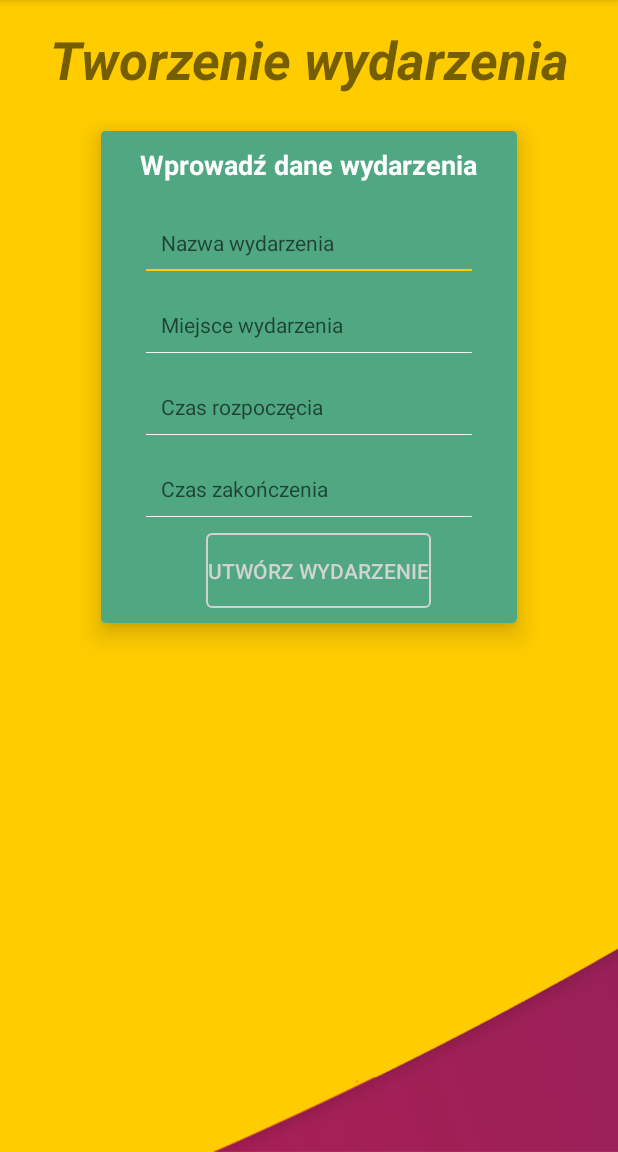
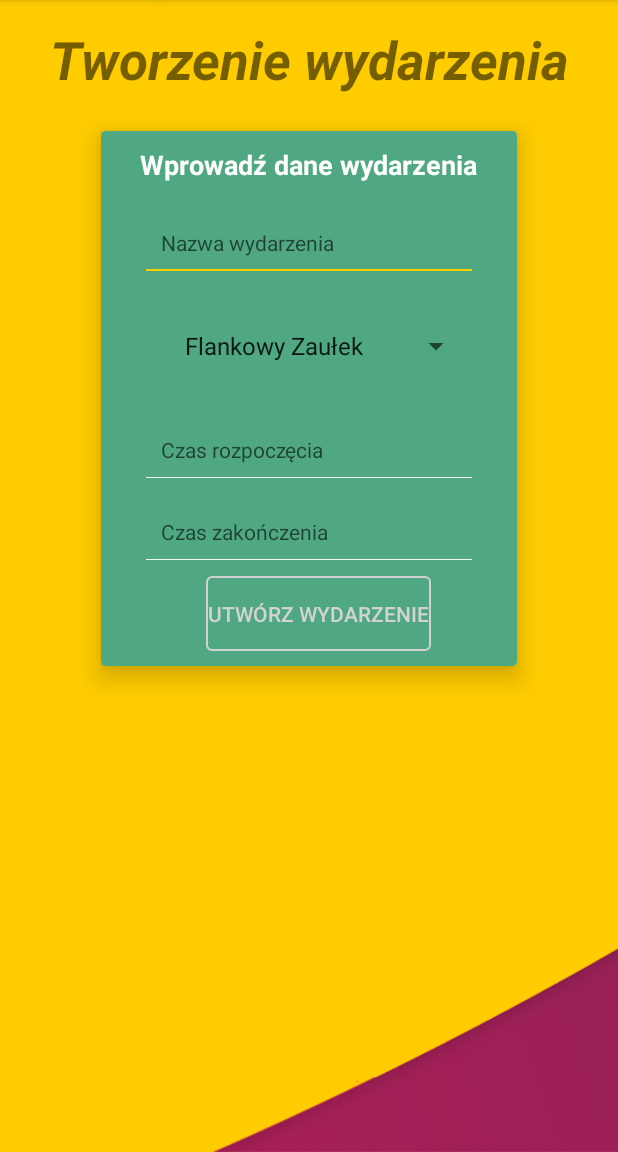
Before and after one commit to wavelus/miasteczko, an Android app: the CreateEventActivity screen opened directly, with no data from a screen before it, on a phone screen of 412 x 824 dp, the part 84-1236 px from its top. Run offline under Robolectric (Android 15) with nearby library versions, the phone set to English and light mode, and no system bars; our stand-ins replace Firebase (no records; nobody signed in at launch, a user with empty details on screens opened directly).

Commit message:
lots of amendments

```diff
--- a/app/build.gradle
+++ b/app/build.gradle
@@ -26,6 +26,10 @@ android {
         testInstrumentationRunner "android.support.test.runner.AndroidJUnitRunner"
     }
     buildTypes {
+        debug {
+            minifyEnabled false
+            proguardFiles getDefaultProguardFile('proguard-android.txt'), 'proguard-rules.pro'
+        }
         release {
             minifyEnabled false
             proguardFiles getDefaultProguardFile('proguard-android.txt'), 'proguard-rules.pro'
--- a/app/src/main/java/com/wavelus/miasteczko/activities/CreateEventActivity.kt
+++ b/app/src/main/java/com/wavelus/miasteczko/activities/CreateEventActivity.kt
@@ -1,17 +1,29 @@
 package com.wavelus.miasteczko.activities
 
+import android.app.Activity
 import android.content.Intent
 import android.support.v7.app.AppCompatActivity
 import android.os.Bundle
 import android.text.TextUtils
+import android.util.Log
 import android.view.View
+import android.widget.AdapterView
+import android.widget.ArrayAdapter
 import android.widget.Toast
 import com.google.android.gms.tasks.Task
 import com.google.firebase.auth.FirebaseAuth
+import com.google.firebase.database.DataSnapshot
+import com.google.firebase.database.DatabaseError
 import com.google.firebase.database.FirebaseDatabase
+import com.google.firebase.database.ValueEventListener
 import com.wavelus.miasteczko.EventStatus
 import com.wavelus.miasteczko.R
+import com.wavelus.miasteczko.R.id.snap
 import kotlinx.android.synthetic.main.activity_create_event.*
+import android.widget.Spinner
+import com.wavelus.miasteczko.models.MyTable
+import kotlinx.android.synthetic.main.fragment_all_events.*
+
 
 /**
  *  Klasa odpowiedzialna za dodawania wydarzeń do bazy.
@@ -23,7 +35,10 @@ class CreateEventActivity : AppCompatActivity() {
     /** Referencja do bazy danych*/
     var mDatabase: FirebaseDatabase? = null
 
+    var eventPlaces = arrayOf("Flankowy Zaułek","Piwna Siedziba")
 
+    var eventPlace = "Place"
+    lateinit var spinner: Spinner
 
     override fun onCreate(savedInstanceState: Bundle?) {
         super.onCreate(savedInstanceState)
@@ -32,12 +47,28 @@ class CreateEventActivity : AppCompatActivity() {
         mAuth = FirebaseAuth.getInstance()
         mDatabase = FirebaseDatabase.getInstance()
 
+        spinner = eventPlaceSpinner
+
+        spinner.adapter = ArrayAdapter<String>(this,android.R.layout.simple_list_item_1, eventPlaces)
+        spinner.onItemSelectedListener = object : AdapterView.OnItemSelectedListener{
+            override fun onNothingSelected(parent: AdapterView<*>?) {
+                eventPlace = "miasteczko"
+            }
+
+            override fun onItemSelected(parent: AdapterView<*>?, view: View?, position: Int, id: Long) {
+                eventPlace = MyTable.getTableId(position)
+//                eventPlace = getTableId(position)
+            }
+
+        }
 
         createEventBtn.setOnClickListener {
             /** ProgressBar w celu uniknięcie utworzenia dwóch takich samych wydarzeń w tym samym czasie*/
             createEventProgressBarId.visibility= View.VISIBLE
+
+
             var eventName = eventNameEt.text.toString().trim()
-            var eventPlace = eventPlaceEt.text.toString().trim()
+//            var eventPlace = eventPlaceEt.text.toString().trim()
             var eventDateStart = eventDateStartEt.text.toString().trim()
             var eventDateEnd = eventDateEndEt.text.toString().trim()
 
@@ -60,7 +91,9 @@ class CreateEventActivity : AppCompatActivity() {
      */
     private fun createEvent(eventName: String, eventPlace: String, eventDateStart:String, eventDateEnd:String){
         var currentUserId = mAuth!!.currentUser!!.uid
-        var pushedEventsDatabaseRef = mDatabase!!.reference.child("events").push()
+        var eventUsersDatabaseRef = mDatabase!!.reference.child("users")
+        var eventsDatabaseRef = mDatabase!!.reference.child("events")
+        var pushedEventsDatabaseRef = mDatabase!!.reference.child("location_events").child(eventPlace).push()
         var eventAttendeesDatabaseRef = mDatabase!!.reference.child("event_attendees")
         var event_key: String = pushedEventsDatabaseRef.key.toString()
         val attendant = HashMap<String,String>()
@@ -73,11 +106,32 @@ class CreateEventActivity : AppCompatActivity() {
         eventObject.put("event_date_end", eventDateEnd)
         eventObject.put("event_status", EventStatus.SOON)
 
-        attendant["user_id"] = currentUserId
+        attendant[currentUserId] = currentUserId
+//        attendant[currentUserId] = eventUsersDatabaseRef.child("user_id")
         pushedEventsDatabaseRef.setValue(eventObject).addOnCompleteListener {
             task: Task<Void> ->
             if (task.isSuccessful){
+                eventsDatabaseRef.child(event_key).setValue(eventObject)
                 eventAttendeesDatabaseRef.child(event_key).setValue(attendant)
+                eventAttendeesDatabaseRef.child(event_key).addListenerForSingleValueEvent(object: ValueEventListener{
+                    override fun onCancelled(p0: DatabaseError) {
+                    }
+
+                    override fun onDataChange(data: DataSnapshot) {
+                        Log.d("TAG", data.child("user_id").value.toString())
+//                        Log.d("TAG", data.childrenCount.toString())
+                        eventUsersDatabaseRef.child(data.child("user_id").value.toString()).addListenerForSingleValueEvent(object: ValueEventListener{
+                            override fun onCancelled(p0: DatabaseError) {
+                            }
+
+                            override fun onDataChange(p0: DataSnapshot) {
+                                Log.d("TAG", p0.child("display_name").value.toString())
+                            }
+
+                        })
+
+                    }
+                })
                 startActivity(Intent(this, MenuActivity::class.java))
                 finish()
             }else{
@@ -86,5 +140,4 @@ class CreateEventActivity : AppCompatActivity() {
         }
 
     }
-
 }
--- a/app/src/main/res/layout/activity_create_event.xml
+++ b/app/src/main/res/layout/activity_create_event.xml
@@ -63,18 +63,27 @@
                         android:textColor="#f0f7f4"
                         android:layout_width="match_parent"
                         android:layout_height="wrap_content"/>
-                <EditText
-                        android:padding="10dp"
-                        android:id="@+id/eventPlaceEt"
+                <!--<EditText-->
+                        <!--android:padding="10dp"-->
+                        <!--android:id="@+id/eventPlaceEt"-->
+                        <!--android:layout_marginTop="15dp"-->
+                        <!--android:background="@drawable/selector_bg_edit_2"-->
+                        <!--android:hint="Miejsce wydarzenia"-->
+                        <!--android:textCursorDrawable="@drawable/bg_input_cursor_2"-->
+                        <!--android:inputType="text"-->
+                        <!--android:textColor="#f0f7f4"-->
+                        <!--android:textSize="14sp"-->
+                        <!--android:layout_width="match_parent"-->
+                        <!--android:layout_height="wrap_content"/>-->
+                <Spinner
+                        android:id="@+id/eventPlaceSpinner"
+                        android:layout_width="fill_parent"
+                        android:layout_height="wrap_content"
                         android:layout_marginTop="15dp"
-                        android:background="@drawable/selector_bg_edit_2"
-                        android:hint="Miejsce wydarzenia"
-                        android:textCursorDrawable="@drawable/bg_input_cursor_2"
-                        android:inputType="text"
-                        android:textColor="#f0f7f4"
                         android:textSize="14sp"
-                        android:layout_width="match_parent"
-                        android:layout_height="wrap_content"/>
+                        android:padding="10dp">
+
+                </Spinner>
                 <EditText
                         android:padding="10dp"
                         android:id="@+id/eventDateStartEt"
--- a/app/src/main/res/layout/fragment_all_events.xml
+++ b/app/src/main/res/layout/fragment_all_events.xml
@@ -57,7 +57,7 @@
                     android:layout_height="wrap_content">
 
                 <Button
-                        android:id="@+id/tablePiwnaSiedzibaBtn"
+                        android:id="@+id/tableBeerHouseBtn"
                         android:text="Piwna siedziba"
                         android:background="@color/colorPrimaryDark"
                         android:padding="10dp"
@@ -66,7 +66,7 @@
                         android:layout_height="wrap_content"/>
                 <android.support.v7.widget.RecyclerView
                         android:visibility="gone"
-                        android:id="@+id/tablePiwnaSiedzibaRecyclerView"
+                        android:id="@+id/tableBeerHouseRecyclerView"
                         android:layout_width="368dp"
                         android:layout_height="460dp">
 
```
Also changed, not shown: app/src/main/java/com/wavelus/miasteczko/activities/EventActivity.kt (+6 -3 lines), app/src/main/java/com/wavelus/miasteczko/adapters/EventsAdapter.kt (+5 -2 lines), app/src/main/java/com/wavelus/miasteczko/fragments/AllEventsFragment.kt (+26 -16 lines), app/src/main/java/com/wavelus/miasteczko/models/MyTable.kt (added, +25 -0 lines), app/src/main/res/values/strings.xml (+11 -0 lines).
